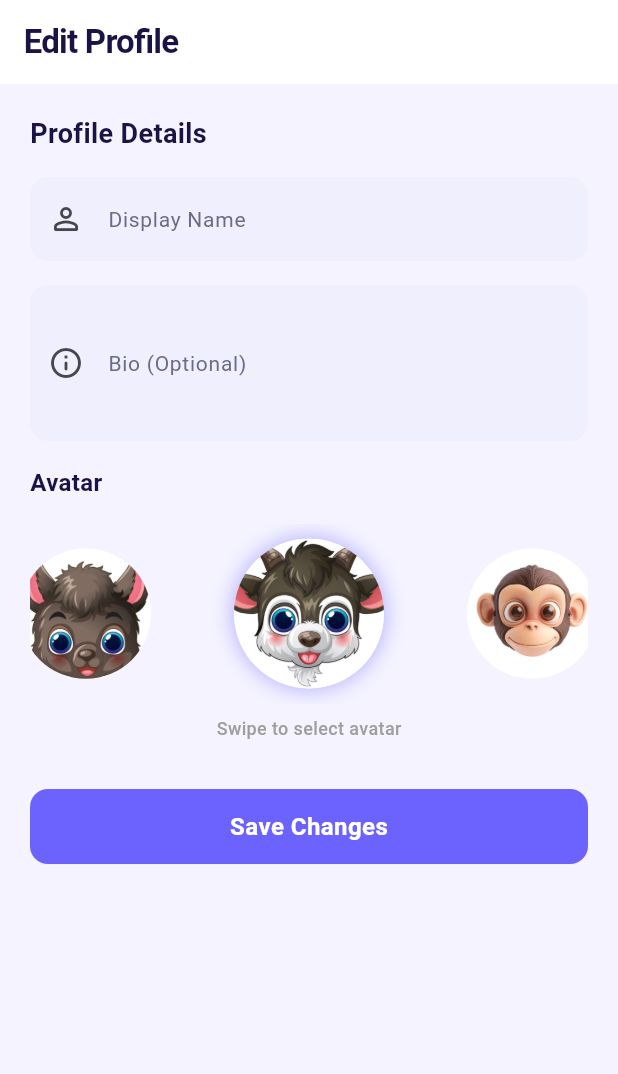
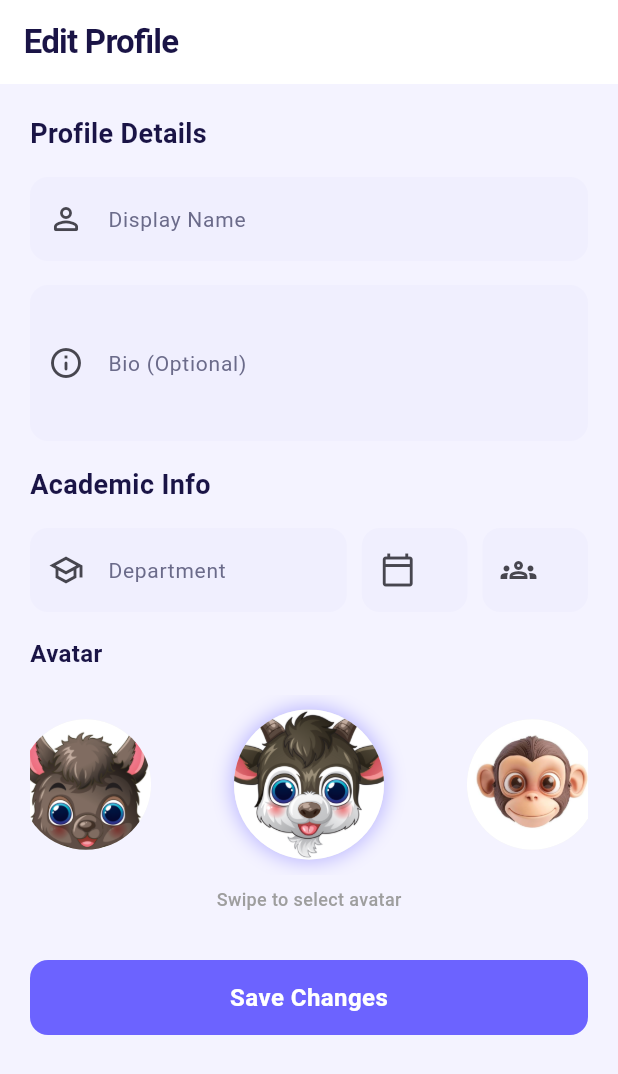
Before and after one commit to PrajwalGaniga/CampusKart, a Flutter app: the EditProfileScreen screen opened by its route, on a phone screen of 412 x 824 dp. Shown: the top 1074 px of the screen. Run offline on Flutter 3.47's test engine with Material 3 defaults, Android fonts, the phone set to English and light mode, and no system bars; our stand-ins replace dio, flutter_riverpod, flutter_secure_storage, freezed_annotation, go_router, shared_preferences; accounts and stored records are empty.

Commit message:
Move Academic Info from registration to edit profile for better UX

```diff
--- a/frontend/lib/features/profile/edit_profile_screen.dart
+++ b/frontend/lib/features/profile/edit_profile_screen.dart
@@ -16,6 +16,9 @@ class EditProfileScreen extends ConsumerStatefulWidget {
 class _EditProfileScreenState extends ConsumerState<EditProfileScreen> {
   final _displayNameController = TextEditingController();
   final _bioController = TextEditingController();
+  final _deptController = TextEditingController();
+  final _yearController = TextEditingController();
+  final _sectionController = TextEditingController();
   String _selectedAvatar = '2.jpg';
   bool _isSaving = false;
 
@@ -26,6 +29,9 @@ class _EditProfileScreenState extends ConsumerState<EditProfileScreen> {
     if (user != null) {
       _displayNameController.text = user.display_name;
       _bioController.text = user.bio;
+      _deptController.text = user.department ?? '';
+      _yearController.text = user.year?.toString() ?? '1';
+      _sectionController.text = user.section ?? '';
       _selectedAvatar = user.profile_picture?.isNotEmpty == true ? user.profile_picture! : '2.jpg';
     }
   }
@@ -34,6 +40,9 @@ class _EditProfileScreenState extends ConsumerState<EditProfileScreen> {
   void dispose() {
     _displayNameController.dispose();
     _bioController.dispose();
+    _deptController.dispose();
+    _yearController.dispose();
+    _sectionController.dispose();
     super.dispose();
   }
 
@@ -43,6 +52,9 @@ class _EditProfileScreenState extends ConsumerState<EditProfileScreen> {
       await ref.read(authProvider.notifier).updateProfile({
         'display_name': _displayNameController.text.trim(),
         'bio': _bioController.text.trim(),
+        'department': _deptController.text.trim(),
+        'year': int.tryParse(_yearController.text) ?? 1,
+        'section': _sectionController.text.trim(),
         'profile_picture': _selectedAvatar,
       });
 
@@ -118,6 +130,54 @@ class _EditProfileScreenState extends ConsumerState<EditProfileScreen> {
             ),
             const SizedBox(height: 16),
             const Text(
+              'Academic Info',
+              style: TextStyle(
+                fontSize: 18,
+                fontWeight: FontWeight.w700,
+                color: AppColors.textPrimary,
+              ),
+            ),
+            const SizedBox(height: 16),
+            Row(
+              children: [
+                Expanded(
+                  flex: 3,
+                  child: TextField(
+                    controller: _deptController,
+                    decoration: InputDecoration(
+                      labelText: 'Department',
+                      prefixIcon: const Icon(Icons.school_outlined),
+                      border: OutlineInputBorder(borderRadius: BorderRadius.circular(12)),
+                    ),
+                  ),
+                ),
+                const SizedBox(width: 10),
+                Expanded(
+                  child: TextField(
+                    controller: _yearController,
+                    keyboardType: TextInputType.number,
+                    decoration: InputDecoration(
+                      labelText: 'Year',
+                      prefixIcon: const Icon(Icons.calendar_today_outlined),
+                      border: OutlineInputBorder(borderRadius: BorderRadius.circular(12)),
+                    ),
+                  ),
+                ),
+                const SizedBox(width: 10),
+                Expanded(
+                  child: TextField(
+                    controller: _sectionController,
+                    decoration: InputDecoration(
+                      labelText: 'Sec',
+                      prefixIcon: const Icon(Icons.groups_outlined),
+                      border: OutlineInputBorder(borderRadius: BorderRadius.circular(12)),
+                    ),
+                  ),
+                ),
+              ],
+            ),
+            const SizedBox(height: 16),
+            const Text(
               'Avatar',
               style: TextStyle(
                 fontSize: 16,
```
Also changed, not shown: frontend/lib/features/auth/register_screen.dart (+4 -35 lines).
